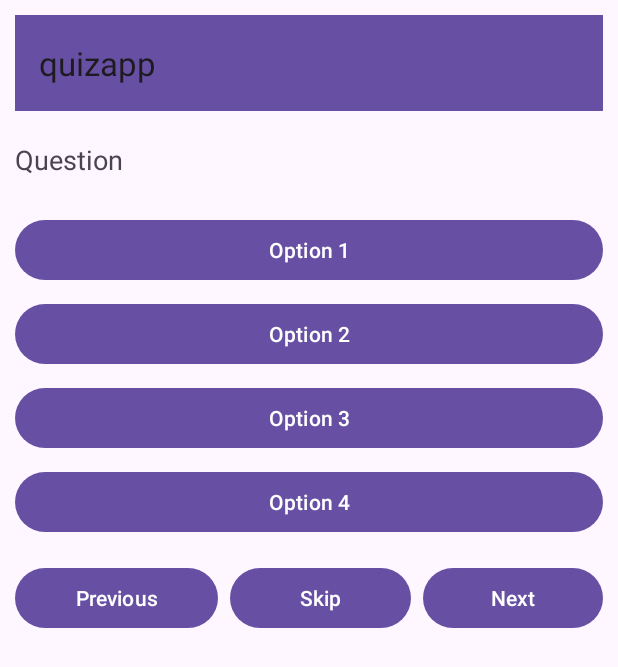
After one commit to ycvinay/QuizApp, an Android app: the CQuizActivity screen opened directly, with no data from a screen before it, on a phone screen of 412 x 824 dp. The commit adds this screen. Shown: the top 667 px of the screen. Run offline under Robolectric (Android 15) with nearby library versions, the phone set to English and light mode, and no system bars.

Commit message:
cquiz added

```diff
--- a/app/src/main/AndroidManifest.xml
+++ b/app/src/main/AndroidManifest.xml
@@ -12,6 +12,12 @@
         android:supportsRtl="true"
         android:theme="@style/Theme.Quizapp"
         tools:targetApi="31">
+        <activity
+            android:name=".Categories"
+            android:exported="false" />
+        <activity
+            android:name=".CQuizActivity"
+            android:exported="false" />
         <activity
             android:name=".HomeActivity"
             android:exported="false" />
--- /dev/null
+++ b/app/src/main/java/com/example/quizapp/CQuizActivity.java
@@ -0,0 +1,36 @@
+package com.example.quizapp;
+
+import android.os.Bundle;
+import android.widget.Button;
+import android.widget.TextView;
+
+import androidx.appcompat.app.AppCompatActivity;
+import androidx.appcompat.widget.Toolbar;
+
+public class CQuizActivity extends AppCompatActivity {
+
+    private TextView tvQuestion;
+    private Button btnOption1, btnOption2, btnOption3, btnOption4;
+    private Button btnNext, btnPrevious, btnSubmit, btnSkip;
+//    private List<Question> questionList;
+    private int currentQuestionIndex = 0;
+
+    @Override
+    protected void onCreate(Bundle savedInstanceState) {
+        super.onCreate(savedInstanceState);
+        setContentView(R.layout.activity_cquiz);
+
+        Toolbar toolbar = findViewById(R.id.toolbar);
+        setSupportActionBar(toolbar);
+
+        tvQuestion = findViewById(R.id.tvQuestion);
+        btnOption1 = findViewById(R.id.btnOption1);
+        btnOption2 = findViewById(R.id.btnOption2);
+        btnOption3 = findViewById(R.id.btnOption3);
+        btnOption4 = findViewById(R.id.btnOption4);
+        btnNext = findViewById(R.id.btnNext);
+        btnPrevious = findViewById(R.id.btnPrevious);
+        btnSkip = findViewById(R.id.btnSkip);
+
+    }
+}
--- /dev/null
+++ b/app/src/main/res/drawable/ic_menu.xml
@@ -0,0 +1,5 @@
+<vector xmlns:android="http://schemas.android.com/apk/res/android" android:height="24dp" android:tint="#fff" android:viewportHeight="24" android:viewportWidth="24" android:width="24dp">
+
+    <path android:fillColor="@android:color/white" android:pathData="M3,18h18v-2L3,16v2zM3,13h18v-2L3,11v2zM3,6v2h18L21,6L3,6z"/>
+
+</vector>
--- /dev/null
+++ b/app/src/main/res/layout/activity_cquiz.xml
@@ -0,0 +1,93 @@
+<?xml version="1.0" encoding="utf-8"?>
+<RelativeLayout xmlns:android="http://schemas.android.com/apk/res/android"
+    android:layout_width="match_parent"
+    android:layout_height="match_parent"
+    android:padding="10dp">
+
+    <!-- Toolbar with back button -->
+    <androidx.appcompat.widget.Toolbar
+        android:id="@+id/toolbar"
+        android:layout_width="match_parent"
+        android:layout_height="wrap_content"
+        android:background="?attr/colorPrimary"
+        android:title="C Quiz"
+        android:titleTextColor="@android:color/white" />
+
+    <!-- Question text -->
+    <TextView
+        android:id="@+id/tvQuestion"
+        android:layout_width="wrap_content"
+        android:layout_height="wrap_content"
+        android:text="Question"
+        android:textSize="18sp"
+        android:layout_below="@+id/toolbar"
+        android:layout_marginBottom="16dp"
+        android:layout_marginTop="20dp"/>
+
+    <!-- Answer options as buttons -->
+
+    <Button
+        android:id="@+id/btnOption1"
+        android:layout_width="match_parent"
+        android:layout_height="wrap_content"
+        android:text="Option 1"
+        android:layout_below="@+id/tvQuestion"
+        android:layout_marginTop="8dp" />
+
+    <Button
+        android:id="@+id/btnOption2"
+        android:layout_width="match_parent"
+        android:layout_height="wrap_content"
+        android:text="Option 2"
+        android:layout_below="@id/btnOption1"
+        android:layout_marginTop="8dp" />
+
+    <Button
+        android:id="@+id/btnOption3"
+        android:layout_width="match_parent"
+        android:layout_height="wrap_content"
+        android:text="Option 3"
+        android:layout_below="@id/btnOption2"
+        android:layout_marginTop="8dp" />
+
+    <Button
+        android:id="@+id/btnOption4"
+        android:layout_width="match_parent"
+        android:layout_height="wrap_content"
+        android:text="Option 4"
+        android:layout_below="@id/btnOption3"
+        android:layout_marginTop="8dp" />
+
+    <!-- Navigation buttons -->
+    <GridLayout
+        android:layout_width="match_parent"
+        android:layout_height="wrap_content"
+        android:rowCount="1"
+        android:columnCount="3"
+        android:layout_below="@+id/btnOption4"
+        android:layout_marginTop="16dp">
+
+        <Button
+            android:id="@+id/btnPrevious"
+            android:layout_width="wrap_content"
+            android:layout_height="wrap_content"
+            android:layout_columnWeight="1"
+            android:text="Previous" />
+
+        <Button
+            android:id="@+id/btnNext"
+            android:layout_width="wrap_content"
+            android:layout_height="wrap_content"
+            android:text="Skip"
+            android:layout_columnWeight="1"
+            android:layout_marginStart="8dp" />
+
+        <Button
+            android:id="@+id/btnSkip"
+            android:layout_width="wrap_content"
+            android:layout_height="wrap_content"
+            android:text="Next"
+            android:layout_columnWeight="1"
+            android:layout_marginStart="8dp" />
+    </GridLayout>
+</RelativeLayout>
--- a/app/src/main/res/values/themes.xml
+++ b/app/src/main/res/values/themes.xml
@@ -1,6 +1,6 @@
 <resources xmlns:tools="http://schemas.android.com/tools">
     <!-- Base application theme. -->
-    <style name="Base.Theme.Quizapp" parent="Theme.Material3.DayNight.NoActionBar">
+    <style name="Base.Theme.Quizapp" parent="Theme.Material3.Light.NoActionBar">
         <!-- Customize your light theme here. -->
         <!-- <item name="colorPrimary">@color/my_light_primary</item> -->
     </style>
```
Also changed, not shown: app/src/main/java/com/example/quizapp/Categories.java (added, +15 -0 lines), app/src/main/java/com/example/quizapp/HomeActivity.java (+30 -0 lines), app/src/main/res/layout/activity_categories.xml (added, +10 -0 lines), app/src/main/res/layout/activity_home.xml (+5 -6 lines), app/src/main/res/layout/appbar.xml (added, +18 -0 lines), app/src/main/res/menu/menu.xml (added, +42 -0 lines).
